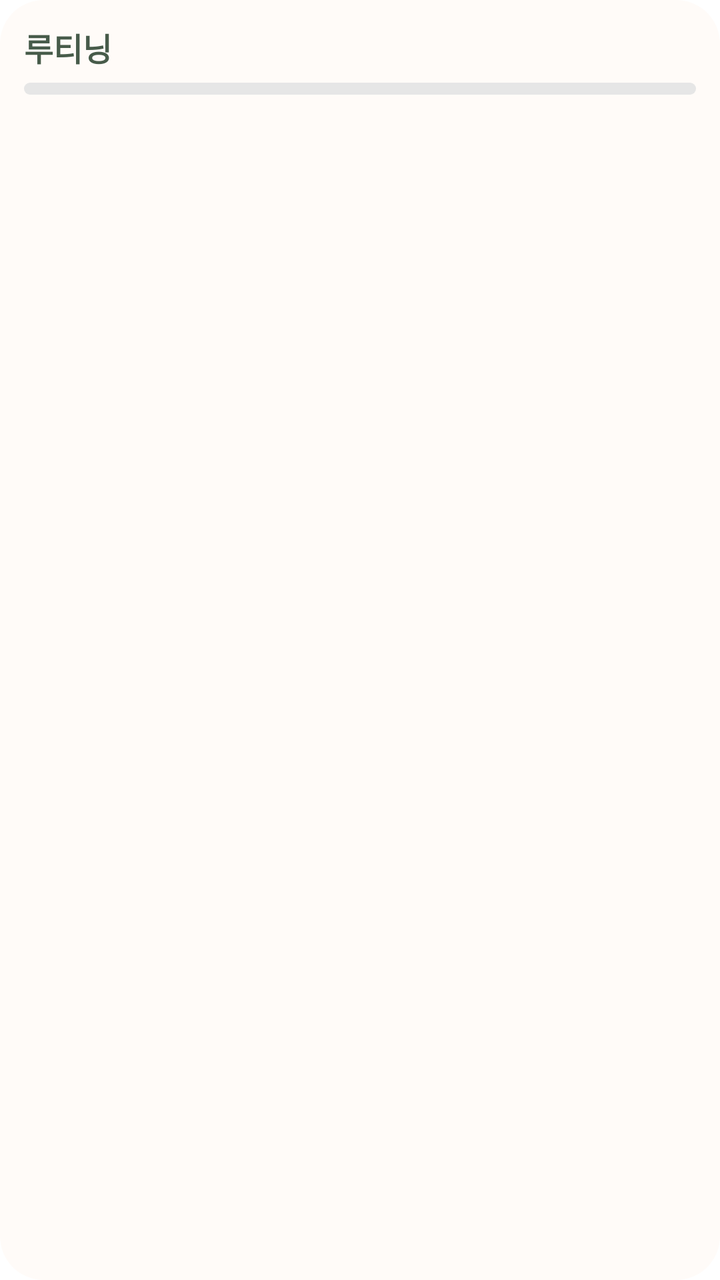
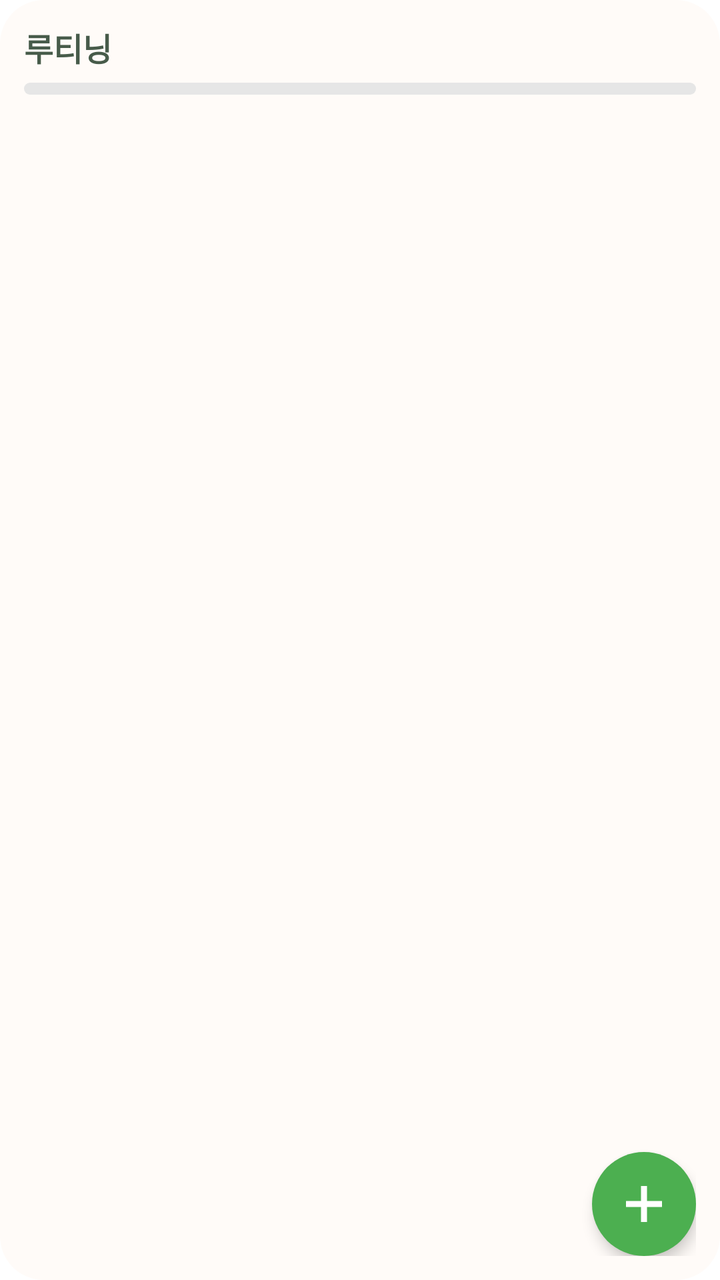

Compare the two renders of this Android layout. The source of the first and the diff that turns it into the second are given below.
<!-- AndroidManifest.xml: fallback theme Theme.MaterialComponents.DayNight.NoActionBar -->
<!-- res/layout/widget_today.xml -->
<?xml version="1.0" encoding="utf-8"?>
<LinearLayout xmlns:android="http://schemas.android.com/apk/res/android"
    android:id="@+id/widget_root"
    android:layout_width="match_parent"
    android:layout_height="match_parent"
    android:background="@drawable/widget_bg"
    android:orientation="vertical"
    android:padding="12dp">

    <LinearLayout
        android:id="@+id/header"
        android:layout_width="match_parent"
        android:layout_height="wrap_content"
        android:gravity="center_vertical"
        android:orientation="horizontal">

        <TextView
            android:id="@+id/title"
            android:layout_width="0dp"
            android:layout_height="wrap_content"
            android:layout_weight="1"
            android:text="루티닝"
            android:textColor="#475B4A"
            android:textSize="16sp"
            android:textStyle="bold" />

        <TextView
            android:id="@+id/summary"
            android:layout_width="wrap_content"
            android:layout_height="wrap_content"
            android:textColor="#222222"
            android:textSize="13sp"
            android:textStyle="bold" />
    </LinearLayout>

    <ProgressBar
        android:id="@+id/progress"
        style="?android:attr/progressBarStyleHorizontal"
        android:layout_width="match_parent"
        android:layout_height="6dp"
        android:layout_marginTop="6dp"
        android:max="100"
        android:progressDrawable="@drawable/widget_progress" />

    <TextView
        android:id="@+id/empty_text"
        android:layout_width="match_parent"
        android:layout_height="wrap_content"
        android:layout_marginTop="14dp"
        android:gravity="center"
        android:textColor="#8A8A8A"
        android:textSize="13sp"
        android:visibility="gone" />

    <LinearLayout
        android:id="@+id/row_0"
        android:layout_width="match_parent"
        android:layout_height="72dp"
        android:layout_marginTop="4dp"
        android:background="@drawable/widget_row_3"
        android:gravity="center_vertical"
        android:orientation="horizontal"
        android:paddingStart="12dp"
        android:paddingEnd="4dp"
        android:visibility="gone">

        <LinearLayout
            android:layout_width="0dp"
            android:layout_height="wrap_content"
            android:layout_weight="1"
            android:orientation="vertical">

            <TextView
                android:id="@+id/time_0"
                android:layout_width="match_parent"
                android:layout_height="wrap_content"
                android:singleLine="true"
                android:textColor="#6B6B6B"
                android:textSize="11sp" />

            <TextView
                android:id="@+id/name_0"
                android:layout_width="match_parent"
                android:layout_height="wrap_content"
                android:singleLine="true"
                android:textColor="#222222"
                android:textSize="16sp"
                android:textStyle="bold" />
        </LinearLayout>

        <TextView
            android:id="@+id/check_0"
            android:layout_width="64dp"
            android:layout_height="64dp"
            android:background="@drawable/widget_check"
            android:gravity="center"
            android:textSize="30sp" />
    </LinearLayout>

    <LinearLayout
        android:id="@+id/row_1"
        android:layout_width="match_parent"
        android:layout_height="72dp"
        android:layout_marginTop="4dp"
        android:background="@drawable/widget_row_3"
        android:gravity="center_vertical"
        android:orientation="horizontal"
        android:paddingStart="12dp"
        android:paddingEnd="4dp"
        android:visibility="gone">

        <LinearLayout
            android:layout_width="0dp"
            android:layout_height="wrap_content"
            android:layout_weight="1"
            android:orientation="vertical">

            <TextView
                android:id="@+id/time_1"
                android:layout_width="match_parent"
                android:layout_height="wrap_content"
                android:singleLine="true"
                android:textColor="#6B6B6B"
                android:textSize="11sp" />

            <TextView
                android:id="@+id/name_1"
                android:layout_width="match_parent"
                android:layout_height="wrap_content"
                android:singleLine="true"
                android:textColor="#222222"
                android:textSize="16sp"
                android:textStyle="bold" />
        </LinearLayout>

        <TextView
            android:id="@+id/check_1"
            android:layout_width="64dp"
            android:layout_height="64dp"
            android:background="@drawable/widget_check"
            android:gravity="center"
            android:textSize="30sp" />
    </LinearLayout>

    <LinearLayout
        android:id="@+id/row_2"
        android:layout_width="match_parent"
        android:layout_height="72dp"
        android:layout_marginTop="4dp"
        android:background="@drawable/widget_row_3"
        android:gravity="center_vertical"
        android:orientation="horizontal"
        android:paddingStart="12dp"
        android:paddingEnd="4dp"
        android:visibility="gone">

        <LinearLayout
            android:layout_width="0dp"
            android:layout_height="wrap_content"
            android:layout_weight="1"
            android:orientation="vertical">

            <TextView
                android:id="@+id/time_2"
                android:layout_width="match_parent"
                android:layout_height="wrap_content"
                android:singleLine="true"
                android:textColor="#6B6B6B"
                android:textSize="11sp" />

            <TextView
                android:id="@+id/name_2"
                android:layout_width="match_parent"
                android:layout_height="wrap_content"
                android:singleLine="true"
                android:textColor="#222222"
                android:textSize="16sp"
                android:textStyle="bold" />
        </LinearLayout>

        <TextView
            android:id="@+id/check_2"
            android:layout_width="64dp"
            android:layout_height="64dp"
            android:background="@drawable/widget_check"
            android:gravity="center"
            android:textSize="30sp" />
    </LinearLayout>

    <LinearLayout
        android:id="@+id/row_3"
        android:layout_width="match_parent"
        android:layout_height="72dp"
        android:layout_marginTop="4dp"
        android:background="@drawable/widget_row_3"
        android:gravity="center_vertical"
        android:orientation="horizontal"
        android:paddingStart="12dp"
        android:paddingEnd="4dp"
        android:visibility="gone">

        <LinearLayout
            android:layout_width="0dp"
            android:layout_height="wrap_content"
            android:layout_weight="1"
            android:orientation="vertical">

            <TextView
                android:id="@+id/time_3"
                android:layout_width="match_parent"
                android:layout_height="wrap_content"
                android:singleLine="true"
                android:textColor="#6B6B6B"
                android:textSize="11sp" />

            <TextView
                android:id="@+id/name_3"
                android:layout_width="match_parent"
                android:layout_height="wrap_content"
                android:singleLine="true"
                android:textColor="#222222"
                android:textSize="16sp"
                android:textStyle="bold" />
        </LinearLayout>

        <TextView
            android:id="@+id/check_3"
            android:layout_width="64dp"
            android:layout_height="64dp"
            android:background="@drawable/widget_check"
            android:gravity="center"
            android:textSize="30sp" />
    </LinearLayout>

    <LinearLayout
        android:id="@+id/row_4"
        android:layout_width="match_parent"
        android:layout_height="72dp"
        android:layout_marginTop="4dp"
        android:background="@drawable/widget_row_3"
        android:gravity="center_vertical"
        android:orientation="horizontal"
        android:paddingStart="12dp"
        android:paddingEnd="4dp"
        android:visibility="gone">

        <LinearLayout
            android:layout_width="0dp"
            android:layout_height="wrap_content"
            android:layout_weight="1"
            android:orientation="vertical">

            <TextView
                android:id="@+id/time_4"
                android:layout_width="match_parent"
                android:layout_height="wrap_content"
                android:singleLine="true"
                android:textColor="#6B6B6B"
                android:textSize="11sp" />

            <TextView
                android:id="@+id/name_4"
                android:layout_width="match_parent"
                android:layout_height="wrap_content"
                android:singleLine="true"
                android:textColor="#222222"
                android:textSize="16sp"
                android:textStyle="bold" />
        </LinearLayout>

        <TextView
            android:id="@+id/check_4"
            android:layout_width="64dp"
            android:layout_height="64dp"
            android:background="@drawable/widget_check"
            android:gravity="center"
            android:textSize="30sp" />
    </LinearLayout>

    <LinearLayout
        android:id="@+id/row_5"
        android:layout_width="match_parent"
        android:layout_height="72dp"
        android:layout_marginTop="4dp"
        android:background="@drawable/widget_row_3"
        android:gravity="center_vertical"
        android:orientation="horizontal"
        android:paddingStart="12dp"
        android:paddingEnd="4dp"
        android:visibility="gone">

        <LinearLayout
            android:layout_width="0dp"
            android:layout_height="wrap_content"
            android:layout_weight="1"
            android:orientation="vertical">

            <TextView
                android:id="@+id/time_5"
                android:layout_width="match_parent"
                android:layout_height="wrap_content"
                android:singleLine="true"
                android:textColor="#6B6B6B"
                android:textSize="11sp" />

            <TextView
                android:id="@+id/name_5"
                android:layout_width="match_parent"
                android:layout_height="wrap_content"
                android:singleLine="true"
                android:textColor="#222222"
                android:textSize="16sp"
                android:textStyle="bold" />
        </LinearLayout>

        <TextView
            android:id="@+id/check_5"
            android:layout_width="64dp"
            android:layout_height="64dp"
            android:background="@drawable/widget_check"
            android:gravity="center"
            android:textSize="30sp" />
    </LinearLayout>

    <LinearLayout
        android:id="@+id/row_6"
        android:layout_width="match_parent"
        android:layout_height="72dp"
        android:layout_marginTop="4dp"
        android:background="@drawable/widget_row_3"
        android:gravity="center_vertical"
        android:orientation="horizontal"
        android:paddingStart="12dp"
        android:paddingEnd="4dp"
        android:visibility="gone">

        <LinearLayout
            android:layout_width="0dp"
            android:layout_height="wrap_content"
            android:layout_weight="1"
            android:orientation="vertical">

            <TextView
                android:id="@+id/time_6"
                android:layout_width="match_parent"
                android:layout_height="wrap_content"
                android:singleLine="true"
                android:textColor="#6B6B6B"
                android:textSize="11sp" />

            <TextView
                android:id="@+id/name_6"
                android:layout_width="match_parent"
                android:layout_height="wrap_content"
                android:singleLine="true"
                android:textColor="#222222"
                android:textSize="16sp"
                android:textStyle="bold" />
        </LinearLayout>

        <TextView
            android:id="@+id/check_6"
            android:layout_width="64dp"
            android:layout_height="64dp"
            android:background="@drawable/widget_check"
            android:gravity="center"
            android:textSize="30sp" />
    </LinearLayout>

    <LinearLayout
        android:id="@+id/row_7"
        android:layout_width="match_parent"
        android:layout_height="72dp"
        android:layout_marginTop="4dp"
        android:background="@drawable/widget_row_3"
        android:gravity="center_vertical"
        android:orientation="horizontal"
        android:paddingStart="12dp"
        android:paddingEnd="4dp"
        android:visibility="gone">

        <LinearLayout
            android:layout_width="0dp"
            android:layout_height="wrap_content"
            android:layout_weight="1"
            android:orientation="vertical">

            <TextView
                android:id="@+id/time_7"
                android:layout_width="match_parent"
                android:layout_height="wrap_content"
                android:singleLine="true"
                android:textColor="#6B6B6B"
                android:textSize="11sp" />

            <TextView
                android:id="@+id/name_7"
                android:layout_width="match_parent"
                android:layout_height="wrap_content"
                android:singleLine="true"
                android:textColor="#222222"
                android:textSize="16sp"
                android:textStyle="bold" />
        </LinearLayout>

        <TextView
            android:id="@+id/check_7"
            android:layout_width="64dp"
            android:layout_height="64dp"
            android:background="@drawable/widget_check"
            android:gravity="center"
            android:textSize="30sp" />
    </LinearLayout>

    <TextView
        android:id="@+id/more_text"
        android:layout_width="match_parent"
        android:layout_height="wrap_content"
        android:layout_marginTop="4dp"
        android:gravity="center"
        android:textColor="#8A8A8A"
        android:textSize="12sp"
        android:visibility="gone" />
</LinearLayout>
<!-- resources referenced by this layout -->
<resources>
  <!-- drawable widget_bg (drawable) -->
  <?xml version="1.0" encoding="utf-8"?>
  <shape xmlns:android="http://schemas.android.com/apk/res/android" android:shape="rectangle">
      <solid android:color="#FFFBF8" />
      <corners android:radius="22dp" />
  </shape>
  <!-- drawable widget_check (drawable) -->
  <?xml version="1.0" encoding="utf-8"?>
  <shape xmlns:android="http://schemas.android.com/apk/res/android" android:shape="oval">
      <solid android:color="#B3FFFFFF" />
      <stroke android:width="2dp" android:color="#18CD72" />
  </shape>
  <!-- drawable widget_progress (drawable) -->
  <?xml version="1.0" encoding="utf-8"?>
  <layer-list xmlns:android="http://schemas.android.com/apk/res/android">
      <item android:id="@android:id/background">
          <shape android:shape="rectangle">
              <solid android:color="#E6E6E6" />
              <corners android:radius="4dp" />
          </shape>
      </item>
      <item android:id="@android:id/progress">
          <clip>
              <shape android:shape="rectangle">
                  <solid android:color="#18CD72" />
                  <corners android:radius="4dp" />
              </shape>
          </clip>
      </item>
  </layer-list>
  <!-- drawable widget_row_3 (drawable) -->
  <?xml version="1.0" encoding="utf-8"?>
  <shape xmlns:android="http://schemas.android.com/apk/res/android" android:shape="rectangle">
      <solid android:color="#E3F7E8" />
      <corners android:radius="12dp" />
  </shape>
</resources>

<!-- the commit's change to res/layout/widget_today.xml (unified diff, before → after) -->
@@ -1,424 +1,84 @@
 <?xml version="1.0" encoding="utf-8"?>
-<LinearLayout xmlns:android="http://schemas.android.com/apk/res/android"
+<FrameLayout xmlns:android="http://schemas.android.com/apk/res/android"
     android:id="@+id/widget_root"
     android:layout_width="match_parent"
     android:layout_height="match_parent"
     android:background="@drawable/widget_bg"
-    android:orientation="vertical"
     android:padding="12dp">
 
     <LinearLayout
-        android:id="@+id/header"
         android:layout_width="match_parent"
-        android:layout_height="wrap_content"
-        android:gravity="center_vertical"
-        android:orientation="horizontal">
-
-        <TextView
-            android:id="@+id/title"
-            android:layout_width="0dp"
-            android:layout_height="wrap_content"
-            android:layout_weight="1"
-            android:text="루티닝"
-            android:textColor="#475B4A"
-            android:textSize="16sp"
-            android:textStyle="bold" />
-
-        <TextView
-            android:id="@+id/summary"
-            android:layout_width="wrap_content"
-            android:layout_height="wrap_content"
-            android:textColor="#222222"
-            android:textSize="13sp"
-            android:textStyle="bold" />
-    </LinearLayout>
-
-    <ProgressBar
-        android:id="@+id/progress"
-        style="?android:attr/progressBarStyleHorizontal"
-        android:layout_width="match_parent"
-        android:layout_height="6dp"
-        android:layout_marginTop="6dp"
-        android:max="100"
-        android:progressDrawable="@drawable/widget_progress" />
-
-    <TextView
-        android:id="@+id/empty_text"
-        android:layout_width="match_parent"
-        android:layout_height="wrap_content"
-        android:layout_marginTop="14dp"
-        android:gravity="center"
-        android:textColor="#8A8A8A"
-        android:textSize="13sp"
-        android:visibility="gone" />
-
-    <LinearLayout
-        android:id="@+id/row_0"
-        android:layout_width="match_parent"
-        android:layout_height="72dp"
-        android:layout_marginTop="4dp"
-        android:background="@drawable/widget_row_3"
-        android:gravity="center_vertical"
-        android:orientation="horizontal"
-        android:paddingStart="12dp"
-        android:paddingEnd="4dp"
-        android:visibility="gone">
+        android:layout_height="match_parent"
+        android:orientation="vertical">
 
         <LinearLayout
-            android:layout_width="0dp"
+            android:id="@+id/header"
+            android:layout_width="match_parent"
             android:layout_height="wrap_content"
-            android:layout_weight="1"
-            android:orientation="vertical">
+            android:gravity="center_vertical"
+            android:orientation="horizontal">
 
             <TextView
-                android:id="@+id/time_0"
-                android:layout_width="match_parent"
+                android:id="@+id/title"
+                android:layout_width="0dp"
                 android:layout_height="wrap_content"
-                android:singleLine="true"
-                android:textColor="#6B6B6B"
-                android:textSize="11sp" />
+                android:layout_weight="1"
+                android:text="루티닝"
+                android:textColor="#475B4A"
+                android:textSize="16sp"
+                android:textStyle="bold" />
 
             <TextView
-                android:id="@+id/name_0"
-                android:layout_width="match_parent"
+                android:id="@+id/summary"
+                android:layout_width="wrap_content"
                 android:layout_height="wrap_content"
-                android:singleLine="true"
                 android:textColor="#222222"
-                android:textSize="16sp"
+                android:textSize="13sp"
                 android:textStyle="bold" />
         </LinearLayout>
 
+        <ProgressBar
+            android:id="@+id/progress"
+            style="?android:attr/progressBarStyleHorizontal"
+            android:layout_width="match_parent"
+            android:layout_height="6dp"
+            android:layout_marginTop="6dp"
+            android:max="100"
+            android:progressDrawable="@drawable/widget_progress" />
+
         <TextView
-            android:id="@+id/check_0"
-            android:layout_width="64dp"
-            android:layout_height="64dp"
-            android:background="@drawable/widget_check"
+            android:id="@+id/empty_text"
+            android:layout_width="match_parent"
+            android:layout_height="wrap_content"
+            android:layout_marginTop="14dp"
             android:gravity="center"
-            android:textSize="30sp" />
+            android:textColor="#8A8A8A"
+            android:textSize="13sp"
+            android:visibility="gone" />
+
+        
+        <ListView
+            android:id="@+id/list"
+            android:layout_width="match_parent"
+            android:layout_height="0dp"
+            android:layout_marginTop="4dp"
+            android:layout_weight="1"
+            android:clipToPadding="false"
+            android:divider="@android:color/transparent"
+            android:dividerHeight="4dp"
+            android:listSelector="@android:color/transparent"
+            android:paddingBottom="64dp"
+            android:scrollbars="none" />
     </LinearLayout>
 
-    <LinearLayout
-        android:id="@+id/row_1"
-        android:layout_width="match_parent"
-        android:layout_height="72dp"
-        android:layout_marginTop="4dp"
-        android:background="@drawable/widget_row_3"
-        android:gravity="center_vertical"
-        android:orientation="horizontal"
-        android:paddingStart="12dp"
-        android:paddingEnd="4dp"
-        android:visibility="gone">
-
-        <LinearLayout
-            android:layout_width="0dp"
-            android:layout_height="wrap_content"
-            android:layout_weight="1"
-            android:orientation="vertical">
-
-            <TextView
-                android:id="@+id/time_1"
-                android:layout_width="match_parent"
-                android:layout_height="wrap_content"
-                android:singleLine="true"
-                android:textColor="#6B6B6B"
-                android:textSize="11sp" />
-
-            <TextView
-                android:id="@+id/name_1"
-                android:layout_width="match_parent"
-                android:layout_height="wrap_content"
-                android:singleLine="true"
-                android:textColor="#222222"
-                android:textSize="16sp"
-                android:textStyle="bold" />
-        </LinearLayout>
-
-        <TextView
-            android:id="@+id/check_1"
-            android:layout_width="64dp"
-            android:layout_height="64dp"
-            android:background="@drawable/widget_check"
-            android:gravity="center"
-            android:textSize="30sp" />
-    </LinearLayout>
-
-    <LinearLayout
-        android:id="@+id/row_2"
-        android:layout_width="match_parent"
-        android:layout_height="72dp"
-        android:layout_marginTop="4dp"
-        android:background="@drawable/widget_row_3"
-        android:gravity="center_vertical"
-        android:orientation="horizontal"
-        android:paddingStart="12dp"
-        android:paddingEnd="4dp"
-        android:visibility="gone">
-
-        <LinearLayout
-            android:layout_width="0dp"
-            android:layout_height="wrap_content"
-            android:layout_weight="1"
-            android:orientation="vertical">
-
-            <TextView
-                android:id="@+id/time_2"
-                android:layout_width="match_parent"
-                android:layout_height="wrap_content"
-                android:singleLine="true"
-                android:textColor="#6B6B6B"
-                android:textSize="11sp" />
-
-            <TextView
-                android:id="@+id/name_2"
-                android:layout_width="match_parent"
-                android:layout_height="wrap_content"
-                android:singleLine="true"
-                android:textColor="#222222"
-                android:textSize="16sp"
-                android:textStyle="bold" />
-        </LinearLayout>
-
-        <TextView
-            android:id="@+id/check_2"
-            android:layout_width="64dp"
-            android:layout_height="64dp"
-            android:background="@drawable/widget_check"
-            android:gravity="center"
-            android:textSize="30sp" />
-    </LinearLayout>
-
-    <LinearLayout
-        android:id="@+id/row_3"
-        android:layout_width="match_parent"
-        android:layout_height="72dp"
-        android:layout_marginTop="4dp"
-        android:background="@drawable/widget_row_3"
-        android:gravity="center_vertical"
-        android:orientation="horizontal"
-        android:paddingStart="12dp"
-        android:paddingEnd="4dp"
-        android:visibility="gone">
-
-        <LinearLayout
-            android:layout_width="0dp"
-            android:layout_height="wrap_content"
-            android:layout_weight="1"
-            android:orientation="vertical">
-
-            <TextView
-                android:id="@+id/time_3"
-                android:layout_width="match_parent"
-                android:layout_height="wrap_content"
-                android:singleLine="true"
-                android:textColor="#6B6B6B"
-                android:textSize="11sp" />
-
-            <TextView
-                android:id="@+id/name_3"
-                android:layout_width="match_parent"
-                android:layout_height="wrap_content"
-                android:singleLine="true"
-                android:textColor="#222222"
-                android:textSize="16sp"
-                android:textStyle="bold" />
-        </LinearLayout>
-
-        <TextView
-            android:id="@+id/check_3"
-            android:layout_width="64dp"
-            android:layout_height="64dp"
-            android:background="@drawable/widget_check"
-            android:gravity="center"
-            android:textSize="30sp" />
-    </LinearLayout>
-
-    <LinearLayout
-        android:id="@+id/row_4"
-        android:layout_width="match_parent"
-        android:layout_height="72dp"
-        android:layout_marginTop="4dp"
-        android:background="@drawable/widget_row_3"
-        android:gravity="center_vertical"
-        android:orientation="horizontal"
-        android:paddingStart="12dp"
-        android:paddingEnd="4dp"
-        android:visibility="gone">
-
-        <LinearLayout
-            android:layout_width="0dp"
-            android:layout_height="wrap_content"
-            android:layout_weight="1"
-            android:orientation="vertical">
-
-            <TextView
-                android:id="@+id/time_4"
-                android:layout_width="match_parent"
-                android:layout_height="wrap_content"
-                android:singleLine="true"
-                android:textColor="#6B6B6B"
-                android:textSize="11sp" />
-
-            <TextView
-                android:id="@+id/name_4"
-                android:layout_width="match_parent"
-                android:layout_height="wrap_content"
-                android:singleLine="true"
-                android:textColor="#222222"
-                android:textSize="16sp"
-                android:textStyle="bold" />
-        </LinearLayout>
-
-        <TextView
-            android:id="@+id/check_4"
-            android:layout_width="64dp"
-            android:layout_height="64dp"
-            android:background="@drawable/widget_check"
-            android:gravity="center"
-            android:textSize="30sp" />
-    </LinearLayout>
-
-    <LinearLayout
-        android:id="@+id/row_5"
-        android:layout_width="match_parent"
-        android:layout_height="72dp"
-        android:layout_marginTop="4dp"
-        android:background="@drawable/widget_row_3"
-        android:gravity="center_vertical"
-        android:orientation="horizontal"
-        android:paddingStart="12dp"
-        android:paddingEnd="4dp"
-        android:visibility="gone">
-
-        <LinearLayout
-            android:layout_width="0dp"
-            android:layout_height="wrap_content"
-            android:layout_weight="1"
-            android:orientation="vertical">
-
-            <TextView
-                android:id="@+id/time_5"
-                android:layout_width="match_parent"
-                android:layout_height="wrap_content"
-                android:singleLine="true"
-                android:textColor="#6B6B6B"
-                android:textSize="11sp" />
-
-            <TextView
-                android:id="@+id/name_5"
-                android:layout_width="match_parent"
-                android:layout_height="wrap_content"
-                android:singleLine="true"
-                android:textColor="#222222"
-                android:textSize="16sp"
-                android:textStyle="bold" />
-        </LinearLayout>
-
-        <TextView
-            android:id="@+id/check_5"
-            android:layout_width="64dp"
-            android:layout_height="64dp"
-            android:background="@drawable/widget_check"
-            android:gravity="center"
-            android:textSize="30sp" />
-    </LinearLayout>
-
-    <LinearLayout
-        android:id="@+id/row_6"
-        android:layout_width="match_parent"
-        android:layout_height="72dp"
-        android:layout_marginTop="4dp"
-        android:background="@drawable/widget_row_3"
-        android:gravity="center_vertical"
-        android:orientation="horizontal"
-        android:paddingStart="12dp"
-        android:paddingEnd="4dp"
-        android:visibility="gone">
-
-        <LinearLayout
-            android:layout_width="0dp"
-            android:layout_height="wrap_content"
-            android:layout_weight="1"
-            android:orientation="vertical">
-
-            <TextView
-                android:id="@+id/time_6"
-                android:layout_width="match_parent"
-                android:layout_height="wrap_content"
-                android:singleLine="true"
-                android:textColor="#6B6B6B"
-                android:textSize="11sp" />
-
-            <TextView
-                android:id="@+id/name_6"
-                android:layout_width="match_parent"
-                android:layout_height="wrap_content"
-                android:singleLine="true"
-                android:textColor="#222222"
-                android:textSize="16sp"
-                android:textStyle="bold" />
-        </LinearLayout>
-
-        <TextView
-            android:id="@+id/check_6"
-            android:layout_width="64dp"
-            android:layout_height="64dp"
-            android:background="@drawable/widget_check"
-            android:gravity="center"
-            android:textSize="30sp" />
-    </LinearLayout>
-
-    <LinearLayout
-        android:id="@+id/row_7"
-        android:layout_width="match_parent"
-        android:layout_height="72dp"
-        android:layout_marginTop="4dp"
-        android:background="@drawable/widget_row_3"
-        android:gravity="center_vertical"
-        android:orientation="horizontal"
-        android:paddingStart="12dp"
-        android:paddingEnd="4dp"
-        android:visibility="gone">
-
-        <LinearLayout
-            android:layout_width="0dp"
-            android:layout_height="wrap_content"
-            android:layout_weight="1"
-            android:orientation="vertical">
-
-            <TextView
-                android:id="@+id/time_7"
-                android:layout_width="match_parent"
-                android:layout_height="wrap_content"
-                android:singleLine="true"
-                android:textColor="#6B6B6B"
-                android:textSize="11sp" />
-
-            <TextView
-                android:id="@+id/name_7"
-                android:layout_width="match_parent"
-                android:layout_height="wrap_content"
-                android:singleLine="true"
-                android:textColor="#222222"
-                android:textSize="16sp"
-                android:textStyle="bold" />
-        </LinearLayout>
-
-        <TextView
-            android:id="@+id/check_7"
-            android:layout_width="64dp"
-            android:layout_height="64dp"
-            android:background="@drawable/widget_check"
-            android:gravity="center"
-            android:textSize="30sp" />
-    </LinearLayout>
-
-    <TextView
-        android:id="@+id/more_text"
-        android:layout_width="match_parent"
-        android:layout_height="wrap_content"
-        android:layout_marginTop="4dp"
-        android:gravity="center"
-        android:textColor="#8A8A8A"
-        android:textSize="12sp"
-        android:visibility="gone" />
-</LinearLayout>
+    <ImageView
+        android:id="@+id/add_button"
+        android:layout_width="52dp"
+        android:layout_height="52dp"
+        android:layout_gravity="bottom|end"
+        android:background="@drawable/widget_add_bg"
+        android:contentDescription="@string/widget_add_description"
+        android:elevation="4dp"
+        android:padding="14dp"
+        android:src="@drawable/widget_add_plus" />
+</FrameLayout>
<!-- resource entries referenced after the edit -->
@@ -1,16 +1,26 @@
 <!-- resources referenced by this layout -->
 <resources>
+  <!-- drawable widget_add_bg (drawable) -->
+  <?xml version="1.0" encoding="utf-8"?>
+  <shape xmlns:android="http://schemas.android.com/apk/res/android" android:shape="oval">
+      <solid android:color="#4CAF50" />
+  </shape>
+  <!-- drawable widget_add_plus (drawable) -->
+  <?xml version="1.0" encoding="utf-8"?>
+  <vector xmlns:android="http://schemas.android.com/apk/res/android"
+      android:width="24dp"
+      android:height="24dp"
+      android:viewportWidth="24"
+      android:viewportHeight="24">
+      <path
+          android:fillColor="#FFFFFF"
+          android:pathData="M10.5,3h3v7.5h7.5v3h-7.5v7.5h-3v-7.5h-7.5v-3h7.5z" />
+  </vector>
   <!-- drawable widget_bg (drawable) -->
   <?xml version="1.0" encoding="utf-8"?>
   <shape xmlns:android="http://schemas.android.com/apk/res/android" android:shape="rectangle">
       <solid android:color="#FFFBF8" />
       <corners android:radius="22dp" />
-  </shape>
-  <!-- drawable widget_check (drawable) -->
-  <?xml version="1.0" encoding="utf-8"?>
-  <shape xmlns:android="http://schemas.android.com/apk/res/android" android:shape="oval">
-      <solid android:color="#B3FFFFFF" />
-      <stroke android:width="2dp" android:color="#18CD72" />
   </shape>
   <!-- drawable widget_progress (drawable) -->
   <?xml version="1.0" encoding="utf-8"?>
@@ -30,11 +40,6 @@
           </clip>
       </item>
   </layer-list>
-  <!-- drawable widget_row_3 (drawable) -->
-  <?xml version="1.0" encoding="utf-8"?>
-  <shape xmlns:android="http://schemas.android.com/apk/res/android" android:shape="rectangle">
-      <solid android:color="#E3F7E8" />
-      <corners android:radius="12dp" />
-  </shape>
+  <string name="widget_add_description">추가</string>
 </resources>
 
